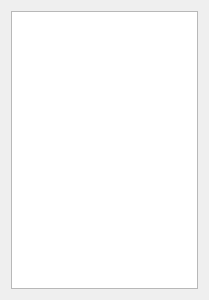
Old version of the form QueryHistoryWidget.ui in the repository jimtendo/QuteSQL.
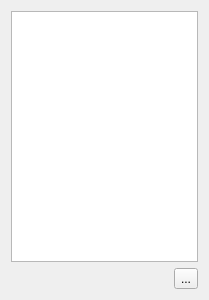
New version of the form. Icons and pictures are not drawn.

```diff
--- a/QueryHistoryWidget.ui
+++ b/QueryHistoryWidget.ui
@@ -14,9 +14,34 @@
    <string>Form</string>
   </property>
   <layout class="QGridLayout" name="gridLayout">
-   <item row="0" column="0">
+   <item row="0" column="0" colspan="2">
     <widget class="QListWidget" name="commandListWidget"/>
    </item>
+   <item row="1" column="0">
+    <spacer name="horizontalSpacer">
+     <property name="orientation">
+      <enum>Qt::Horizontal</enum>
+     </property>
+     <property name="sizeHint" stdset="0">
+      <size>
+       <width>158</width>
+       <height>20</height>
+      </size>
+     </property>
+    </spacer>
+   </item>
+   <item row="1" column="1">
+    <widget class="QToolButton" name="clearButton">
+     <property name="text">
+      <string>...</string>
+     </property>
+     <property name="icon">
+      <iconset theme="edit-clear">
+       <normaloff/>
+      </iconset>
+     </property>
+    </widget>
+   </item>
   </layout>
  </widget>
  <resources/>
```
